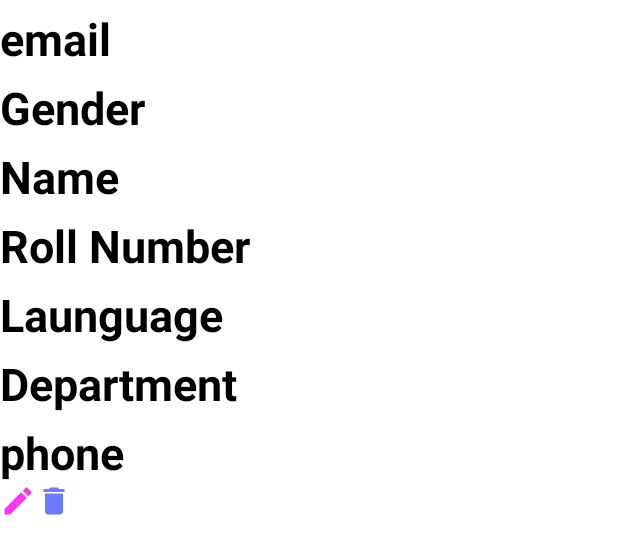
After one commit to keerthi540/MyAndroidProjects, an Android app: the layout database.xml on its own in the app's theme, with its tools: preview values and no code run, on a phone screen of 412 x 824 dp. The commit adds this screen. Shown: the top 554 px of the screen. Run offline under Robolectric (Android 15) with nearby library versions, the phone set to English and light mode, and no system bars.

Commit message:
adding files

```diff
--- a/Database/app/build.gradle
+++ b/Database/app/build.gradle
@@ -33,6 +33,7 @@ dependencies {
     implementation 'androidx.appcompat:appcompat:1.2.0'
     implementation 'com.google.android.material:material:1.3.0'
     implementation 'androidx.constraintlayout:constraintlayout:2.0.4'
+    implementation 'androidx.recyclerview:recyclerview:1.0.0'
     testImplementation 'junit:junit:4.+'
     androidTestImplementation 'androidx.test.ext:junit:1.1.2'
     androidTestImplementation 'androidx.test.espresso:espresso-core:3.3.0'
--- /dev/null
+++ b/Database/app/src/main/res/drawable/ic_baseline_delete_24.xml
@@ -0,0 +1,5 @@
+<vector android:height="24dp" android:tint="#6D79FF"
+    android:viewportHeight="24" android:viewportWidth="24"
+    android:width="24dp" xmlns:android="http://schemas.android.com/apk/res/android">
+    <path android:fillColor="@android:color/white" android:pathData="M6,19c0,1.1 0.9,2 2,2h8c1.1,0 2,-0.9 2,-2V7H6v12zM19,4h-3.5l-1,-1h-5l-1,1H5v2h14V4z"/>
+</vector>
--- /dev/null
+++ b/Database/app/src/main/res/drawable/ic_baseline_edit_24.xml
@@ -0,0 +1,5 @@
+<vector android:height="24dp" android:tint="#FF34F3"
+    android:viewportHeight="24" android:viewportWidth="24"
+    android:width="24dp" xmlns:android="http://schemas.android.com/apk/res/android">
+    <path android:fillColor="@android:color/white" android:pathData="M3,17.25V21h3.75L17.81,9.94l-3.75,-3.75L3,17.25zM20.71,7.04c0.39,-0.39 0.39,-1.02 0,-1.41l-2.34,-2.34c-0.39,-0.39 -1.02,-0.39 -1.41,0l-1.83,1.83 3.75,3.75 1.83,-1.83z"/>
+</vector>
--- a/Database/app/src/main/res/layout/activity_main.xml
+++ b/Database/app/src/main/res/layout/activity_main.xml
@@ -15,4 +15,8 @@
         android:id="@+id/next"
         android:text="insert Data"
         android:onClick="inserdata"/>
+    <androidx.recyclerview.widget.RecyclerView
+        android:layout_width="match_parent"
+        android:layout_height="match_parent"
+        android:id="@+id/recycler"/>
 </LinearLayout>
--- /dev/null
+++ b/Database/app/src/main/res/layout/database.xml
@@ -0,0 +1,93 @@
+<?xml version="1.0" encoding="utf-8"?>
+<LinearLayout
+    android:orientation="vertical"
+    xmlns:android="http://schemas.android.com/apk/res/android" android:layout_width="match_parent"
+    android:layout_height="wrap_content">
+
+
+    <TextView
+        android:layout_width="match_parent"
+        android:layout_height="wrap_content"
+        android:id="@+id/email"
+        android:text="email"
+        android:textStyle="bold"
+        android:textSize="30sp"
+        android:layout_marginTop="5dp"
+        android:textColor="#000"
+        android:fontFamily="sans-serif"/>
+    <TextView
+        android:layout_width="match_parent"
+        android:layout_height="wrap_content"
+        android:id="@+id/gender"
+        android:text="Gender"
+        android:textStyle="bold"
+        android:textSize="30sp"
+        android:layout_marginTop="5dp"
+        android:textColor="#000"
+        android:fontFamily="sans-serif"/>
+    <TextView
+        android:layout_width="match_parent"
+        android:layout_height="wrap_content"
+        android:id="@+id/name"
+        android:text="Name"
+        android:textStyle="bold"
+        android:textSize="30sp"
+        android:layout_marginTop="5dp"
+        android:textColor="#000"
+        android:fontFamily="sans-serif"/>
+    <TextView
+        android:layout_width="match_parent"
+        android:layout_height="wrap_content"
+        android:id="@+id/Roll"
+        android:text="Roll Number"
+        android:textStyle="bold"
+        android:textSize="30sp"
+        android:layout_marginTop="5dp"
+        android:textColor="#000"
+        android:fontFamily="sans-serif"/>
+    <TextView
+        android:layout_width="match_parent"
+        android:layout_height="wrap_content"
+        android:id="@+id/lang"
+        android:text="Launguage"
+        android:textStyle="bold"
+        android:textSize="30sp"
+        android:layout_marginTop="5dp"
+        android:textColor="#000"
+        android:fontFamily="sans-serif"/>
+    <TextView
+        android:layout_width="match_parent"
+        android:layout_height="wrap_content"
+        android:id="@+id/dept"
+        android:text="Department"
+        android:textStyle="bold"
+        android:textSize="30sp"
+        android:layout_marginTop="5dp"
+        android:textColor="#000"
+        android:fontFamily="sans-serif"/>
+    <TextView
+        android:layout_width="match_parent"
+        android:layout_height="wrap_content"
+        android:id="@+id/phn"
+        android:text="phone"
+        android:textStyle="bold"
+        android:textSize="30sp"
+        android:layout_marginTop="5dp"
+        android:textColor="#000"
+        android:fontFamily="sans-serif"/>
+    <LinearLayout
+        android:layout_width="match_parent"
+        android:layout_height="wrap_content"
+        android:orientation="horizontal">
+        <ImageView
+            android:layout_width="wrap_content"
+            android:layout_height="wrap_content"
+            android:id="@+id/update"
+            android:src="@drawable/ic_baseline_edit_24"/>
+    <ImageView
+        android:layout_width="wrap_content"
+        android:layout_height="wrap_content"
+        android:src="@drawable/ic_baseline_delete_24"
+        android:id="@+id/delete"/>
+</LinearLayout>
+</LinearLayout>
```
Also changed, not shown: Database/app/src/main/java/com/example/database/Dataadapter.java (added, +69 -0 lines), Database/app/src/main/java/com/example/database/MainActivity.java (+13 -0 lines), Database/app/src/main/java/com/example/database/Mynewmodel.java (added, +19 -0 lines), Database/app/src/main/java/com/example/database/paint.java (added, +23 -0 lines), 1 other file.
